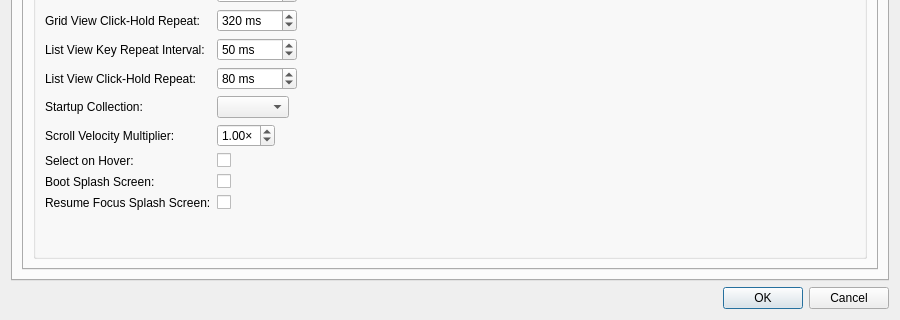
This is src/ui/dialogs/settingsdialog.ui in EtherAura/Kartend as Qt 5 draws it before an edit; both pictures show x 0 to 900 and y 317 to 637 of the 900 by 637 pixel window. The edited form follows.
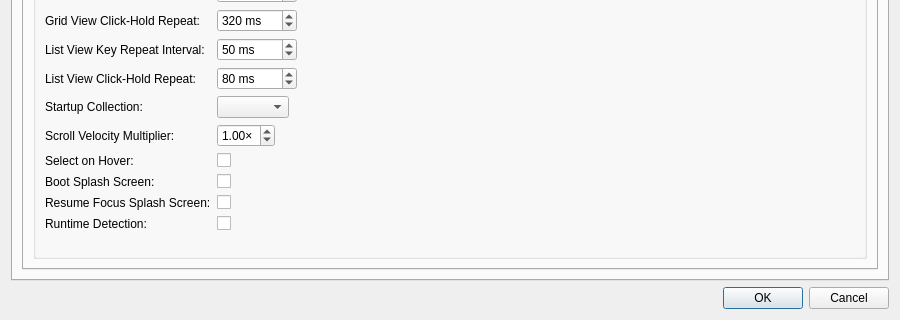
This is the edited form. The open tabs and pages were chosen to show the change. Icons and pictures are not drawn.

Commit message: feat(launch): add optional runtime detection with Now Playing overlay (Kartend-qxv)

Patch:
```diff
--- a/src/ui/dialogs/settingsdialog.ui
+++ b/src/ui/dialogs/settingsdialog.ui
@@ -1548,6 +1548,20 @@
               </property>
              </widget>
             </item>
+            <item row="16" column="0">
+             <widget class="QLabel" name="runtimeDetectionLabel">
+              <property name="text">
+               <string>Runtime Detection:</string>
+              </property>
+             </widget>
+            </item>
+            <item row="16" column="1">
+             <widget class="QCheckBox" name="runtimeDetectionCheckBox">
+              <property name="toolTip">
+               <string>Track launched items so Kartend hides behind a &quot;Now Playing&quot; overlay while running and returns automatically when the program closes</string>
+              </property>
+             </widget>
+            </item>
                 </layout>
                </item>
               <item>
```
The commit also changes 13 other files.
